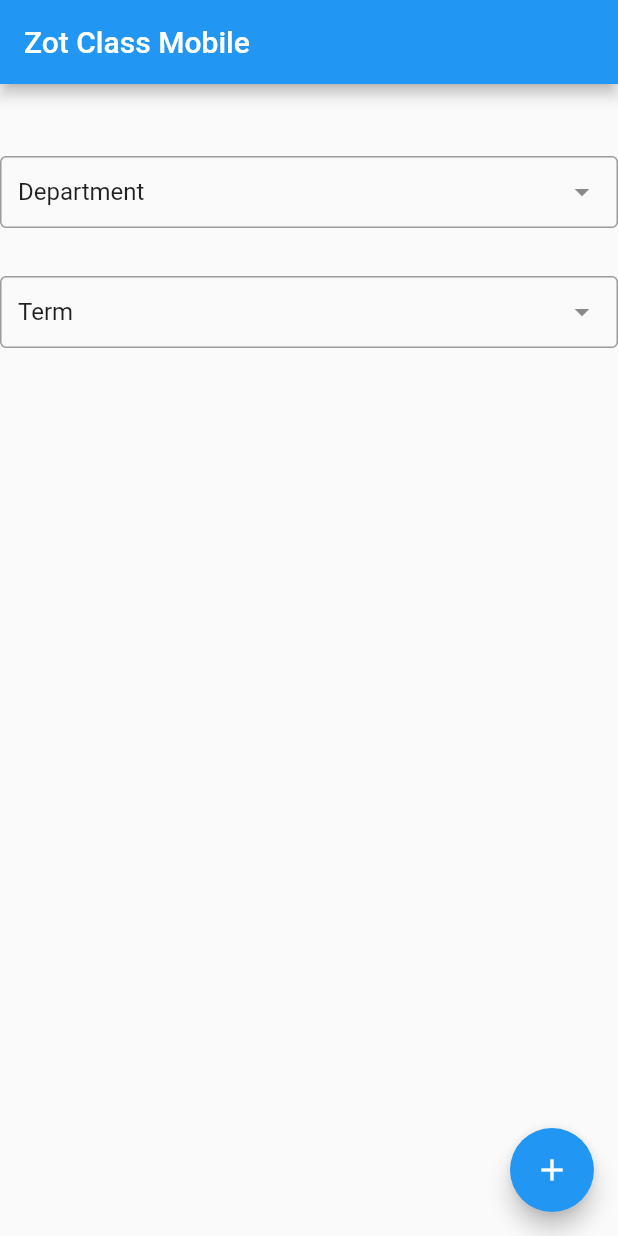
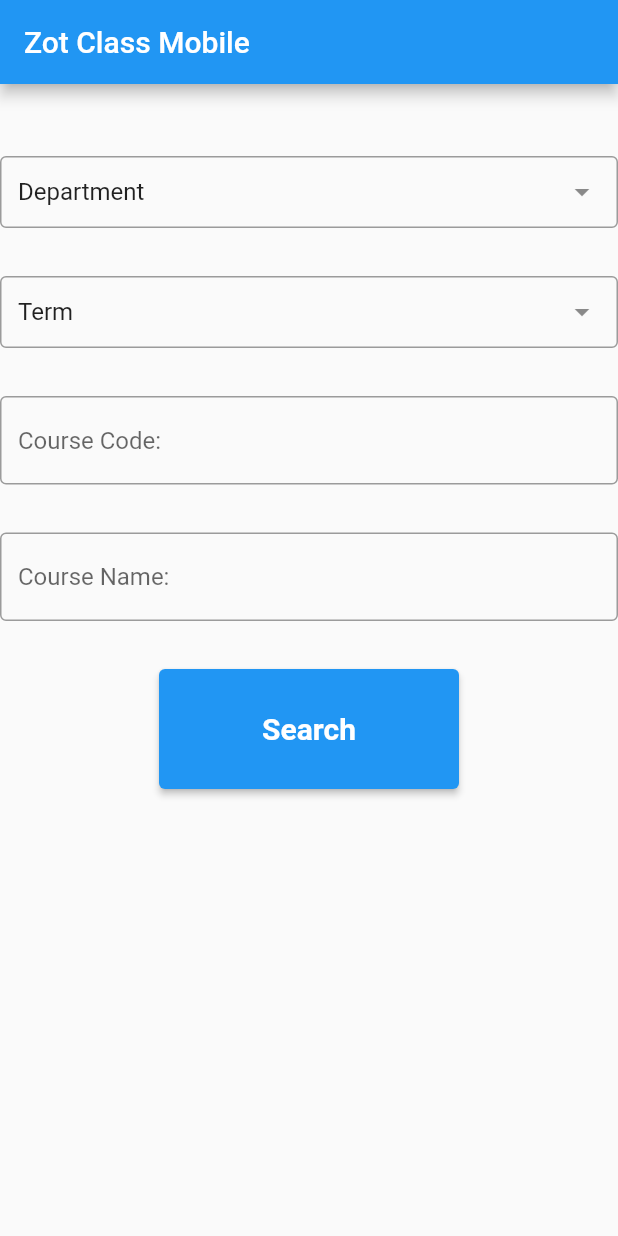
Before and after one commit to jwmason/ZotClassMobile, a Flutter app: the screen it shows after launch, on a phone screen of 412 x 824 dp. Run offline on Flutter 3.47's test engine with Material 2 defaults, Android fonts, the phone set to English and light mode, and no system bars; drawn by our look-alikes of dropdown_search.

Commit message:
add text fields and search button

```diff
--- a/zot_class_mobile/lib/main.dart
+++ b/zot_class_mobile/lib/main.dart
@@ -1,3 +1,5 @@
+// ignore_for_file: prefer_const_constructors
+
 import 'package:flutter/material.dart';
 import 'package:dropdown_search/dropdown_search.dart';
 
@@ -48,42 +50,30 @@ class MyHomePage extends StatefulWidget {
   @override
   State<MyHomePage> createState() => _MyHomePageState();
 }
-// class DropdownItem extends StatefulWidget {
-//   const DropdownItem({super.key});
-
-//   @override
-//   // ignore: library_private_types_in_public_api
-//   _DropdownItemState createState() => _DropdownItemState();
-// }
-
-
-// Dropdown for CC
-// List<DropdownMenuItem<String>> get dropdownCCItems{
-//   List<DropdownMenuItem<String>> menuItems = [
-//     const DropdownMenuItem(value: "Course Code", child: Text("Course Code")),
-//     const DropdownMenuItem(value: "ICS", child: Text("ICS")),
-//     const DropdownMenuItem(value: "ART", child: Text("ART")),
-//     const DropdownMenuItem(value: "WRITING", child: Text("WRITING")),
-
-//   ];
-//   return menuItems;
-// }
-
-    // const DropdownMenuItem(value: "Department", child: Text("Department")),
-    // const DropdownMenuItem(value: "Course Code", child: Text("Course Code")),
-    // const DropdownMenuItem(value: "Course Title", child: Text("Course Title")),
-    // const DropdownMenuItem(value: "USA", child: Text("USA")),
-    // const DropdownMenuItem(value: "Canada", child: Text("Canada")),
-    // const DropdownMenuItem(value: "Brazil", child: Text("Brazil")),
-    // const DropdownMenuItem(value: "England", child: Text("England")),
-
 
 class _MyHomePageState extends State<MyHomePage> {
 
-  String selectedValueTerm = "Term";
-  String selectedValueDep = "Department";
-  String selectedValueCC= "Course Code";
-  String selectedValueCT = "Course Title";
+    final myController1 = TextEditingController();
+    final myController2 = TextEditingController();
+    final ButtonStyle raisedButtonStyle = ElevatedButton.styleFrom(
+  minimumSize: Size(200, 80),
+  padding: EdgeInsets.symmetric(horizontal: 16),
+  shape: const RoundedRectangleBorder(
+    borderRadius: BorderRadius.all(Radius.circular(4)),
+  ));
+
+  @override
+  void dispose() {
+    // Clean up the controller when the widget is disposed.
+    myController1.dispose();
+    myController2.dispose();
+    super.dispose();
+  }
+
+  // String selectedValueTerm = "Term";
+  // String selectedValueDep = "Department";
+  // String selectedValueCC= "Course Code";
+  // String selectedValueCT = "Course Title";
 
     // setState(() {
     //   // This call to setState tells the Flutter framework that something has
@@ -147,14 +137,31 @@ class _MyHomePageState extends State<MyHomePage> {
                 onChanged: print,
                 selectedItem: "Term",
             ),
+            const Text('\n'),
+            TextField(
+            decoration: InputDecoration(
+              border: OutlineInputBorder(),
+              hintText: 'Course Code:',
+            ),
+            controller: myController1
+          ),
+          const Text('\n'),
+          TextField(
+            decoration: InputDecoration(
+              border: OutlineInputBorder(),
+              hintText: 'Course Name:',
+            ),
+            controller: myController2
+          ),
+          const Text('\n'),
+          ElevatedButton(
+          style: raisedButtonStyle,
+          onPressed: () { },
+          child: Text('Search', style: TextStyle(fontWeight: FontWeight.bold, fontSize: 20),),
+        ),
           ],
         ),
       ),
-      floatingActionButton: const FloatingActionButton(
-        onPressed: null,
-        tooltip: "Search",
-        child: Icon(Icons.add),
-      ), // This trailing comma makes auto-formatting nicer for build methods.
     );
   }
 }
```
